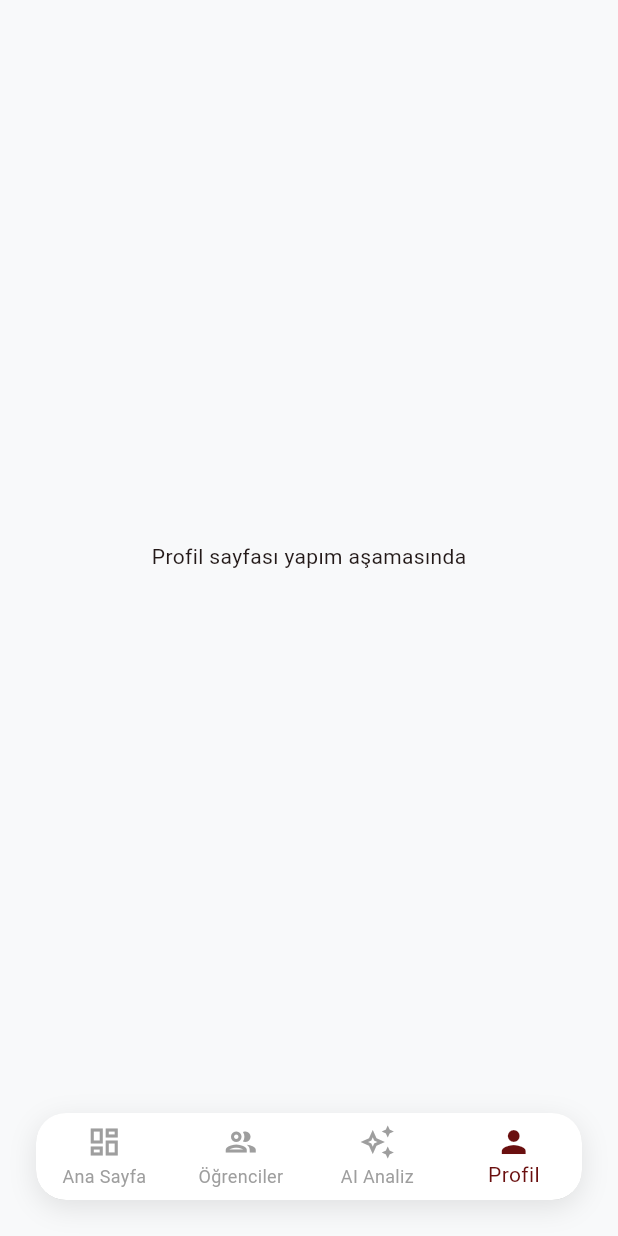
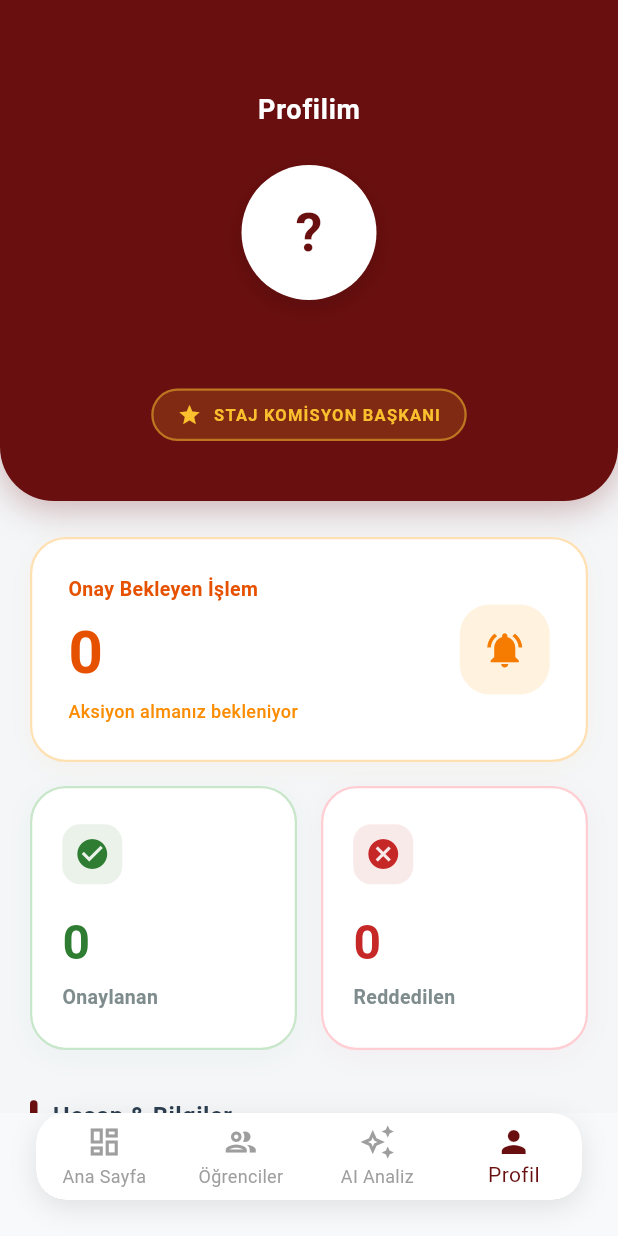
Before and after one commit to miraykahveci/INTERNFLOW, a Flutter app: the AcademicianDashboardPage screen opened directly, item 4 of the bottom bar chosen, on a phone screen of 412 x 824 dp. Run offline on Flutter 3.47's test engine with Material 3 defaults, Android fonts, the phone set to English and light mode, and no system bars; our stand-ins replace file_picker, flutter_dotenv, supabase_flutter; accounts and stored records are empty.

Commit message:
akademisyen profil sayfası oluşturuldu

```diff
--- a/internflow_frontend/lib/views/academician_dashboard.dart
+++ b/internflow_frontend/lib/views/academician_dashboard.dart
@@ -1,6 +1,7 @@
 import 'package:flutter/material.dart';
 import 'package:supabase_flutter/supabase_flutter.dart';
 import 'academician_students_page.dart';
+import 'academician_profile_page.dart';
 
 class AcademicianDashboardPage extends StatefulWidget {
   const AcademicianDashboardPage({super.key});
@@ -122,7 +123,7 @@ Widget _getSelectedPage() {
         ),
       );
     case 3:
-      return const Center(child: Text('Profil sayfası yapım aşamasında'));
+       return const AcademicianProfilePage();
     default:
       return _buildHomeContent();
   }
--- /dev/null
+++ b/internflow_frontend/lib/views/academician_profile_page.dart
@@ -0,0 +1,524 @@
+import 'package:flutter/material.dart';
+import 'package:supabase_flutter/supabase_flutter.dart';
+import 'login_page.dart';
+
+class AcademicianProfilePage extends StatefulWidget {
+  const AcademicianProfilePage({super.key});
+
+  @override
+  State<AcademicianProfilePage> createState() => _AcademicianProfilePageState();
+}
+
+class _AcademicianProfilePageState extends State<AcademicianProfilePage> {
+  final Color primaryColor = const Color(0xFF6A0F0F);
+
+  bool _isLoading = true;
+  String _fullName = '';
+  String _email = '';
+  String _title = '';
+  String _department = '';
+
+  int _approvedCount = 0;
+  int _rejectedCount = 0;
+  int _pendingCount = 0;
+
+  bool _notificationsEnabled = true;
+
+  @override
+  void initState() {
+    super.initState();
+    _loadProfileData();
+  }
+
+  Future<void> _loadProfileData() async {
+    setState(() => _isLoading = true);
+    try {
+      final userId = Supabase.instance.client.auth.currentUser!.id;
+      final userEmail = Supabase.instance.client.auth.currentUser!.email ?? '';
+
+      final userResponse = await Supabase.instance.client
+          .from('users')
+          .select('full_name, title, department, email')
+          .eq('user_id', userId)
+          .single();
+
+      final internships = await Supabase.instance.client
+          .from('internship')
+          .select('status')
+          .eq('academician_id', userId);
+
+      int approved = 0, rejected = 0, pending = 0;
+      for (var intern in internships) {
+        switch (intern['status']) {
+          case 'approved':
+          case 'active':
+          case 'completed':
+            approved++;
+            break;
+          case 'rejected':
+            rejected++;
+            break;
+          case 'pending':
+            pending++;
+            break;
+        }
+      }
+
+      setState(() {
+        _fullName = userResponse['full_name'] ?? '';
+        _email = userResponse['email'] ?? userEmail;
+        _title = userResponse['title'] ?? 'Akademisyen';
+        _department = userResponse['department'] ?? '';
+        _approvedCount = approved;
+        _rejectedCount = rejected;
+        _pendingCount = pending;
+        _isLoading = false;
+      });
+    } catch (e) {
+      debugPrint('Profil verisi yüklenemedi: $e');
+      setState(() => _isLoading = false);
+    }
+  }
+
+  Future<void> _logout() async {
+    showDialog(
+      context: context,
+      builder: (context) => AlertDialog(
+        shape: RoundedRectangleBorder(borderRadius: BorderRadius.circular(20)),
+        title: const Text('Çıkış Yap', style: TextStyle(fontWeight: FontWeight.bold, color: Color(0xFF2C3E50))),
+        content: const Text('Hesabınızdan çıkış yapmak istediğinize emin misiniz?', style: TextStyle(color: Color(0xFF7F8C8D))),
+        actions: [
+          TextButton(
+            onPressed: () => Navigator.pop(context),
+            child: const Text('İptal', style: TextStyle(color: Color(0xFF95A5A6), fontWeight: FontWeight.bold)),
+          ),
+          ElevatedButton(
+            onPressed: () async {
+             final navigator = Navigator.of(context);
+              navigator.pop();
+              await Supabase.instance.client.auth.signOut();
+              navigator.pushAndRemoveUntil(
+               MaterialPageRoute(builder: (context) => const LoginPage()),
+               (route) => false,
+                 );
+                 },
+            style: ElevatedButton.styleFrom(
+              backgroundColor: const Color(0xFFD32F2F),
+              elevation: 0,
+              shape: RoundedRectangleBorder(borderRadius: BorderRadius.circular(10)),
+            ),
+            child: const Text('Çıkış Yap', style: TextStyle(color: Colors.white, fontWeight: FontWeight.bold)),
+          ),
+        ],
+      ),
+    );
+  }
+
+  @override
+  Widget build(BuildContext context) {
+    if (_isLoading) {
+      return Scaffold(
+        backgroundColor: const Color(0xFFF4F6F8),
+        body: Center(child: CircularProgressIndicator(color: primaryColor)),
+      );
+    }
+
+    return Scaffold(
+      backgroundColor: const Color(0xFFF4F6F8),
+      body: Column(
+        children: [
+          Container(
+            width: double.infinity,
+            padding: const EdgeInsets.fromLTRB(20, 60, 20, 40),
+            decoration: BoxDecoration(
+              color: primaryColor,
+              borderRadius: const BorderRadius.only(
+                bottomLeft: Radius.circular(36),
+                bottomRight: Radius.circular(36),
+              ),
+              boxShadow: [
+                BoxShadow(
+                  color: primaryColor.withValues(alpha: 0.3),
+                  blurRadius: 20,
+                  offset: const Offset(0, 5),
+                ),
+              ],
+            ),
+            child: Column(
+              children: [
+                const Text('Profilim', style: TextStyle(color: Colors.white, fontSize: 18, fontWeight: FontWeight.bold, letterSpacing: 0.5)),
+                const SizedBox(height: 24),
+                // Avatar
+                Container(
+                  width: 90,
+                  height: 90,
+                  decoration: BoxDecoration(
+                    color: Colors.white,
+                    shape: BoxShape.circle,
+                    boxShadow: [
+                      BoxShadow(color: Colors.black.withValues(alpha: 0.15), blurRadius: 15, offset: const Offset(0, 5)),
+                    ],
+                  ),
+                  child: Center(
+                    child: Text(
+                      _fullName.isNotEmpty ? _fullName[0].toUpperCase() : '?',
+                      style: TextStyle(color: primaryColor, fontWeight: FontWeight.bold, fontSize: 36),
+                    ),
+                  ),
+                ),
+                const SizedBox(height: 16),
+                // İsim
+                Text(
+                  '$_title $_fullName',
+                  style: const TextStyle(color: Colors.white, fontSize: 22, fontWeight: FontWeight.bold, letterSpacing: 0.5),
+                ),
+                const SizedBox(height: 12),
+                // Unvan badge
+                Container(
+                  padding: const EdgeInsets.symmetric(horizontal: 16, vertical: 8),
+                  decoration: BoxDecoration(
+                    color: const Color(0xFFFBC02D).withValues(alpha: 0.15),
+                    borderRadius: BorderRadius.circular(24),
+                    border: Border.all(color: const Color(0xFFFBC02D).withValues(alpha: 0.5), width: 1.5),
+                  ),
+                  child: const Row(
+                    mainAxisSize: MainAxisSize.min,
+                    children: [
+                      Icon(Icons.star, color: Color(0xFFFBC02D), size: 16),
+                      SizedBox(width: 8),
+                      Text(
+                        'STAJ KOMİSYON BAŞKANI',
+                        style: TextStyle(color: Color(0xFFFBC02D), fontSize: 11, fontWeight: FontWeight.bold, letterSpacing: 0.8),
+                      ),
+                    ],
+                  ),
+                ),
+              ],
+            ),
+          ),
+
+          Expanded(
+            child: SingleChildScrollView(
+              padding: const EdgeInsets.fromLTRB(20, 24, 20, 40),
+              child: Column(
+                crossAxisAlignment: CrossAxisAlignment.start,
+                children: [
+
+                  // ONAY BEKLEYEN KART
+                  Container(
+                    width: double.infinity,
+                    padding: const EdgeInsets.all(24),
+                    decoration: BoxDecoration(
+                      color: Colors.white,
+                      borderRadius: BorderRadius.circular(24),
+                      border: Border.all(color: const Color(0xFFFFE0B2), width: 1.5),
+                      boxShadow: [
+                        BoxShadow(color: Colors.orange.withValues(alpha: 0.05), blurRadius: 15, offset: const Offset(0, 4)),
+                      ],
+                    ),
+                    child: Row(
+                      children: [
+                        Expanded(
+                          child: Column(
+                            crossAxisAlignment: CrossAxisAlignment.start,
+                            children: [
+                              const Text('Onay Bekleyen İşlem', style: TextStyle(color: Color(0xFFE65100), fontSize: 13, fontWeight: FontWeight.w600)),
+                              const SizedBox(height: 4),
+                              Text(
+                                '$_pendingCount',
+                                style: const TextStyle(color: Color(0xFFE65100), fontSize: 40, fontWeight: FontWeight.bold),
+                              ),
+                              const SizedBox(height: 2),
+                              const Text('Aksiyon almanız bekleniyor', style: TextStyle(color: Color(0xFFFB8C00), fontSize: 12, fontWeight: FontWeight.w500)),
+                            ],
+                          ),
+                        ),
+                        Container(
+                          width: 60,
+                          height: 60,
+                          decoration: BoxDecoration(
+                            color: const Color(0xFFFFF3E0),
+                            borderRadius: BorderRadius.circular(20),
+                          ),
+                          child: const Icon(Icons.notifications_active, color: Color(0xFFF57C00), size: 28),
+                        ),
+                      ],
+                    ),
+                  ),
+                  const SizedBox(height: 16),
+
+
+                  Row(
+                    children: [
+                      Expanded(
+                        child: _buildStatCard(
+                          icon: Icons.check_circle,
+                          value: _approvedCount.toString(),
+                          label: 'Onaylanan',
+                          color: const Color(0xFF2E7D32),
+                          bgColor: Colors.white,
+                          borderColor: const Color(0xFFC8E6C9),
+                        ),
+                      ),
+                      const SizedBox(width: 16),
+                      Expanded(
+                        child: _buildStatCard(
+                          icon: Icons.cancel,
+                          value: _rejectedCount.toString(),
+                          label: 'Reddedilen',
+                          color: const Color(0xFFC62828),
+                          bgColor: Colors.white,
+                          borderColor: const Color(0xFFFFCDD2),
+                        ),
+                      ),
+                    ],
+                  ),
+                  const SizedBox(height: 32),
+
+                  // HESAP & BİLGİLER
+                  _buildSectionTitle('Hesap & Bilgiler'),
+                  const SizedBox(height: 16),
+                  Container(
+                    decoration: BoxDecoration(
+                      color: Colors.white,
+                      borderRadius: BorderRadius.circular(24),
+                      boxShadow: [
+                        BoxShadow(color: Colors.black.withValues(alpha: 0.03), blurRadius: 15, offset: const Offset(0, 4)),
+                      ],
+                    ),
+                    child: Column(
+                      children: [
+                        _buildInfoTile(
+                          icon: Icons.email_outlined,
+                          title: 'E-Posta Adresi',
+                          subtitle: _email,
+                          showDivider: true,
+                        ),
+                        _buildInfoTile(
+                          icon: Icons.school_outlined,
+                          title: 'Akademik Birim',
+                          subtitle: _department,
+                          showDivider: true,
+                        ),
+                        _buildInfoTile(
+                          icon: Icons.badge_outlined,
+                          title: 'Unvan',
+                          subtitle: _title,
+                          showDivider: false,
+                        ),
+                      ],
+                    ),
+                  ),
+                  const SizedBox(height: 32),
+
+                  // TERCİHLER
+                  _buildSectionTitle('Tercihler'),
+                  const SizedBox(height: 16),
+                  Container(
+                    decoration: BoxDecoration(
+                      color: Colors.white,
+                      borderRadius: BorderRadius.circular(24),
+                      boxShadow: [
+                        BoxShadow(color: Colors.black.withValues(alpha: 0.03), blurRadius: 15, offset: const Offset(0, 4)),
+                      ],
+                    ),
+                    child: Column(
+                      children: [
+                        _buildSwitchTile(
+                          icon: Icons.notifications_none_outlined,
+                          title: 'Bildirimler',
+                          subtitle: 'Yeni staj başvurularında uyar',
+                          value: _notificationsEnabled,
+                          onChanged: (val) => setState(() => _notificationsEnabled = val),
+                          showDivider: false,
+                        ),
+                      ],
+                    ),
+                  ),
+                  const SizedBox(height: 40),
+
+                  // ÇIKIŞ BUTONU
+                  SizedBox(
+                    width: double.infinity,
+                    height: 56,
+                    child: ElevatedButton.icon(
+                      onPressed: _logout,
+                      icon: const Icon(Icons.logout, color: Color(0xFFD32F2F), size: 22),
+                      label: const Text(
+                        'ÇIKIŞ YAP',
+                        style: TextStyle(color: Color(0xFFD32F2F), fontWeight: FontWeight.bold, fontSize: 15, letterSpacing: 0.5),
+                      ),
+                      style: ElevatedButton.styleFrom(
+                        backgroundColor: const Color(0xFFFFEBEE),
+                        elevation: 0,
+                        shape: RoundedRectangleBorder(borderRadius: BorderRadius.circular(16)),
+                      ),
+                    ),
+                  ),
+                  const SizedBox(height: 24),
+
+                  // VERSİYON
+                  const Center(
+                    child: Text('InternFlow v1.0.0', style: TextStyle(color: Color(0xFF95A5A6), fontSize: 12, fontWeight: FontWeight.w500)),
+                  ),
+                  const SizedBox(height: 16),
+                ],
+              ),
+            ),
+          ),
+        ],
+      ),
+    );
+  }
+
+  // ========== BÖLÜM BAŞLIĞI ==========
+  Widget _buildSectionTitle(String title) {
+    return Row(
+      children: [
+        Container(
+          width: 5,
+          height: 20,
+          decoration: BoxDecoration(color: primaryColor, borderRadius: BorderRadius.circular(4)),
+        ),
+        const SizedBox(width: 10),
+        Text(
+          title,
+          style: const TextStyle(fontSize: 16, fontWeight: FontWeight.bold, color: Color(0xFF2C3E50), letterSpacing: 0.3),
+        ),
+      ],
+    );
+  }
+
+  // ========== İSTATİSTİK KARTI ==========
+  Widget _buildStatCard({
+    required IconData icon,
+    required String value,
+    required String label,
+    required Color color,
+    required Color bgColor,
+    required Color borderColor,
+  }) {
+    return Container(
+      padding: const EdgeInsets.symmetric(horizontal: 20, vertical: 24),
+      decoration: BoxDecoration(
+        color: bgColor,
+        borderRadius: BorderRadius.circular(24),
+        border: Border.all(color: borderColor, width: 1.5),
+        boxShadow: [
+          BoxShadow(color: color.withValues(alpha: 0.04), blurRadius: 15, offset: const Offset(0, 4)),
+        ],
+      ),
+      child: Column(
+        crossAxisAlignment: CrossAxisAlignment.start,
+        children: [
+          Container(
+            padding: const EdgeInsets.all(8),
+            decoration: BoxDecoration(
+              color: color.withValues(alpha: 0.1),
+              borderRadius: BorderRadius.circular(12),
+            ),
+            child: Icon(icon, color: color, size: 24),
+          ),
+          const SizedBox(height: 16),
+          Text(value, style: TextStyle(fontSize: 32, fontWeight: FontWeight.bold, color: color)),
+          const SizedBox(height: 4),
+          Text(label, style: TextStyle(fontSize: 13, color: Color(0xFF7F8C8D), fontWeight: FontWeight.w600)),
+        ],
+      ),
+    );
+  }
+
+  // ========== BİLGİ SATIRI ==========
+  Widget _buildInfoTile({
+    required IconData icon,
+    required String title,
+    required String subtitle,
+    required bool showDivider,
+  }) {
+    return Column(
+      children: [
+        Padding(
+          padding: const EdgeInsets.symmetric(horizontal: 20, vertical: 16),
+          child: Row(
+            children: [
+              Container(
+                width: 44,
+                height: 44,
+                decoration: BoxDecoration(
+                  color: const Color(0xFFF8F9FA),
+                  borderRadius: BorderRadius.circular(12),
+                  border: Border.all(color: const Color(0xFFE9ECEF)),
+                ),
+                child: Icon(icon, color: const Color(0xFF7F8C8D), size: 20),
+              ),
+              const SizedBox(width: 16),
+              Expanded(
+                child: Column(
+                  crossAxisAlignment: CrossAxisAlignment.start,
+                  children: [
+                    Text(title, style: const TextStyle(fontWeight: FontWeight.bold, fontSize: 14, color: Color(0xFF2C3E50))),
+                    const SizedBox(height: 4),
+                    Text(subtitle, style: const TextStyle(fontSize: 13, color: Color(0xFF7F8C8D), fontWeight: FontWeight.w500)),
+                  ],
+                ),
+              ),
+            ],
+          ),
+        ),
+        if (showDivider)
+          Divider(height: 1, indent: 80, color: const Color(0xFFF1F2F6), thickness: 1.5),
+      ],
+    );
+  }
+
+  // ========== SWITCH SATIRI ==========
+  Widget _buildSwitchTile({
+    required IconData icon,
+    required String title,
+    required String subtitle,
+    required bool value,
+    required ValueChanged<bool> onChanged,
+    required bool showDivider,
+  }) {
+    return Column(
+      children: [
+        Padding(
+          padding: const EdgeInsets.symmetric(horizontal: 20, vertical: 12),
+          child: Row(
+            children: [
+              Container(
+                width: 44,
+                height: 44,
+                decoration: BoxDecoration(
+                  color: const Color(0xFFF8F9FA),
+                  borderRadius: BorderRadius.circular(12),
+                  border: Border.all(color: const Color(0xFFE9ECEF)),
+                ),
+                child: Icon(icon, color: const Color(0xFF7F8C8D), size: 20),
+              ),
+              const SizedBox(width: 16),
+              Expanded(
+                child: Column(
+                  crossAxisAlignment: CrossAxisAlignment.start,
+                  children: [
+                    Text(title, style: const TextStyle(fontWeight: FontWeight.bold, fontSize: 14, color: Color(0xFF2C3E50))),
+                    const SizedBox(height: 4),
+                    Text(subtitle, style: const TextStyle(fontSize: 13, color: Color(0xFF7F8C8D), fontWeight: FontWeight.w500)),
+                  ],
+                ),
+              ),
+              Switch(
+                value: value,
+                onChanged: onChanged,
+                activeColor: primaryColor,
+                activeTrackColor: primaryColor.withValues(alpha: 0.3),
+              ),
+            ],
+          ),
+        ),
+        if (showDivider)
+          Divider(height: 1, indent: 80, color: const Color(0xFFF1F2F6), thickness: 1.5),
+      ],
+    );
+  }
+}
```
